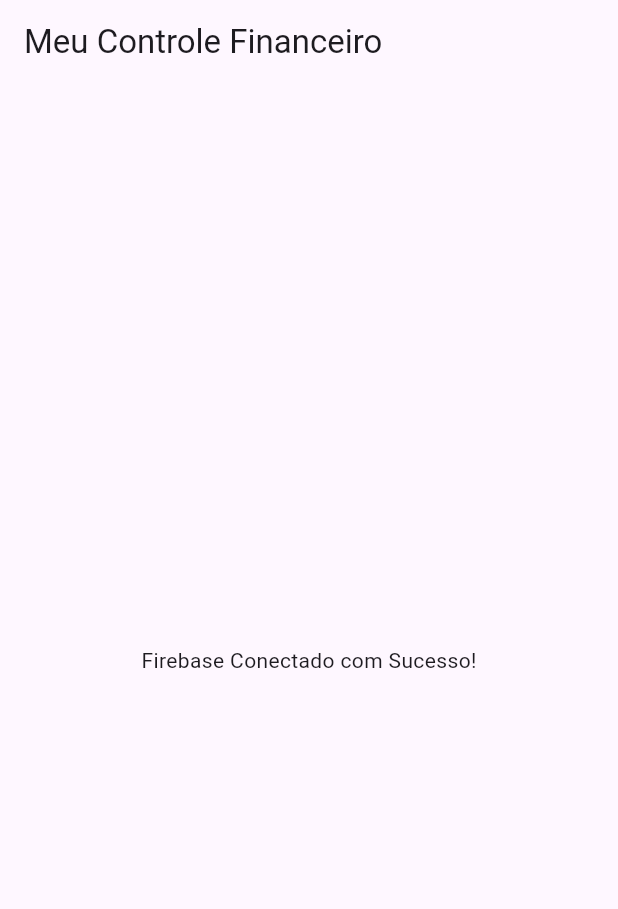
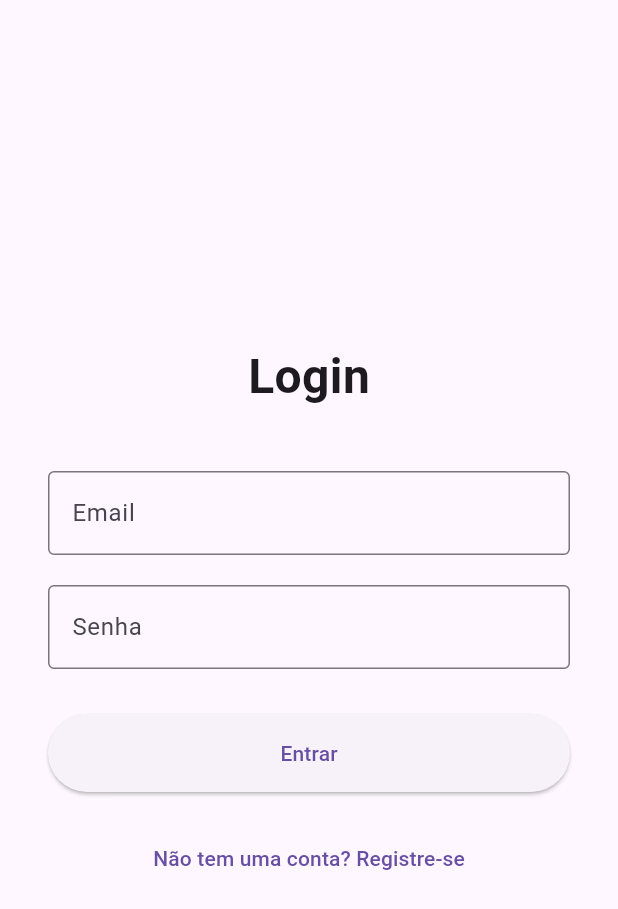
Before and after one commit to AdielsonMedeiros/controle-financeiro-flutter, a Flutter app: the screen it shows after launch, on a phone screen of 412 x 824 dp. Shown: the top 909 px of the screen. Run offline on Flutter 3.47's test engine with Material 3 defaults, Android fonts, the light colour scheme and no system bars; our stand-ins replace firebase_auth, firebase_core; accounts and stored records are empty.

Commit message:
page de login e registro funcionando com o firebase

```diff
--- a/controle_financeiro_app/lib/main.dart
+++ b/controle_financeiro_app/lib/main.dart
@@ -1,21 +1,15 @@
+// lib/main.dart
 
-
+import 'package:controle_financeiro_app/screens/auth_gate.dart';
 import 'package:flutter/material.dart';
-
-
 import 'package:firebase_core/firebase_core.dart';
 import 'firebase_options.dart';
 
 void main() async {
-
   WidgetsFlutterBinding.ensureInitialized();
-
-
   await Firebase.initializeApp(
     options: DefaultFirebaseOptions.currentPlatform,
   );
-
-
   runApp(const MyApp());
 }
 
@@ -28,16 +22,10 @@ class MyApp extends StatelessWidget {
       title: 'Controle Financeiro',
       theme: ThemeData(
         primarySwatch: Colors.indigo,
+        useMaterial3: true, // Adicionado para um visual mais moderno
       ),
-
-      home: Scaffold(
-        appBar: AppBar(
-          title: Text('Meu Controle Financeiro'),
-        ),
-        body: Center(
-          child: Text('Firebase Conectado com Sucesso!'),
-        ),
-      ),
+      // A mágica acontece aqui! O AuthGate decide o que mostrar.
+      home: const AuthGate(),
     );
   }
 }
--- /dev/null
+++ b/controle_financeiro_app/lib/screens/auth_gate.dart
@@ -0,0 +1,31 @@
+// lib/screens/auth_gate.dart
+
+import 'package:firebase_auth/firebase_auth.dart';
+import 'package:flutter/material.dart';
+import 'package:controle_financeiro_app/screens/auth_screen.dart';
+import 'package:controle_financeiro_app/screens/home_screen.dart';
+
+class AuthGate extends StatelessWidget {
+  const AuthGate({super.key});
+
+  @override
+  Widget build(BuildContext context) {
+    return StreamBuilder<User?>(
+      stream: FirebaseAuth.instance.authStateChanges(),
+      builder: (context, snapshot) {
+        // Exibe uma tela de carregamento enquanto verifica o status
+        if (snapshot.connectionState == ConnectionState.waiting) {
+          return const Center(child: CircularProgressIndicator());
+        }
+
+        // Se não tem usuário, mostra a tela de autenticação
+        if (!snapshot.hasData) {
+          return const AuthScreen();
+        }
+
+        // Se tem usuário, mostra a tela principal do app
+        return const HomeScreen();
+      },
+    );
+  }
+}
--- /dev/null
+++ b/controle_financeiro_app/lib/screens/auth_screen.dart
@@ -0,0 +1,158 @@
+// lib/screens/auth_screen.dart
+
+import 'package:controle_financeiro_app/services/auth_service.dart';
+import 'package:firebase_auth/firebase_auth.dart'; // Importe o FirebaseAuth
+import 'package:flutter/material.dart';
+
+class AuthScreen extends StatefulWidget {
+  const AuthScreen({super.key});
+
+  @override
+  State<AuthScreen> createState() => _AuthScreenState();
+}
+
+class _AuthScreenState extends State<AuthScreen> {
+  bool _isLoginView = true;
+  bool _isLoading = false;
+
+  final _emailController = TextEditingController();
+  final _passwordController = TextEditingController();
+  final _authService = AuthService();
+
+  // Função para lidar com o clique no botão (VERSÃO ATUALIZADA)
+  Future<void> _submitAuthForm() async {
+    // Validação básica
+    if (_emailController.text.isEmpty || _passwordController.text.isEmpty) {
+      ScaffoldMessenger.of(context).showSnackBar(
+        const SnackBar(content: Text('Por favor, preencha todos os campos.')),
+      );
+      return;
+    }
+
+    setState(() {
+      _isLoading = true;
+    });
+
+    try {
+      if (_isLoginView) {
+        await _authService.signInWithEmail(
+          email: _emailController.text.trim(),
+          password: _passwordController.text.trim(),
+        );
+      } else {
+        await _authService.signUpWithEmail(
+          email: _emailController.text.trim(),
+          password: _passwordController.text.trim(),
+        );
+      }
+    } on FirebaseAuthException catch (e) {
+      // Traduz o código de erro técnico para uma mensagem amigável
+      String message = 'Ocorreu um erro inesperado.';
+
+      switch (e.code) {
+        case 'email-already-in-use':
+          message = 'Este e-mail já está cadastrado. Tente fazer o login.';
+          break;
+        case 'weak-password':
+          message = 'A senha é muito fraca. Tente uma senha mais forte.';
+          break;
+        case 'invalid-email':
+          message = 'O formato do e-mail é inválido.';
+          break;
+        case 'user-not-found':
+          message = 'Nenhum usuário encontrado com este e-mail.';
+          break;
+        case 'wrong-password':
+          message = 'A senha está incorreta.';
+          break;
+      }
+
+      // Mostra a mensagem amigável na tela
+      ScaffoldMessenger.of(context).showSnackBar(
+        SnackBar(
+          content: Text(message),
+          backgroundColor: Theme.of(context).colorScheme.error,
+        ),
+      );
+    } catch (e) {
+      // Tratamento para qualquer outro tipo de erro
+      ScaffoldMessenger.of(context).showSnackBar(
+        SnackBar(
+          content: const Text('Ocorreu um erro. Tente novamente.'),
+          backgroundColor: Theme.of(context).colorScheme.error,
+        ),
+      );
+    }
+
+    if (mounted) {
+      setState(() {
+        _isLoading = false;
+      });
+    }
+  }
+
+  @override
+  Widget build(BuildContext context) {
+    return Scaffold(
+      body: Center(
+        child: SingleChildScrollView(
+          padding: const EdgeInsets.all(32.0),
+          child: Column(
+            mainAxisAlignment: MainAxisAlignment.center,
+            children: [
+              Text(
+                _isLoginView ? 'Login' : 'Registrar',
+                style: const TextStyle(fontSize: 32, fontWeight: FontWeight.bold),
+              ),
+              const SizedBox(height: 40),
+              TextFormField(
+                controller: _emailController,
+                decoration: const InputDecoration(
+                  labelText: 'Email',
+                  border: OutlineInputBorder(),
+                ),
+                keyboardType: TextInputType.emailAddress,
+              ),
+              const SizedBox(height: 20),
+              TextFormField(
+                controller: _passwordController,
+                decoration: const InputDecoration(
+                  labelText: 'Senha',
+                  border: OutlineInputBorder(),
+                ),
+                obscureText: true,
+              ),
+              const SizedBox(height: 30),
+              if (_isLoading)
+                const CircularProgressIndicator()
+              else
+                SizedBox(
+                  width: double.infinity,
+                  child: ElevatedButton(
+                    onPressed: _submitAuthForm,
+                    style: ElevatedButton.styleFrom(
+                      padding: const EdgeInsets.symmetric(vertical: 16),
+                    ),
+                    child: Text(_isLoginView ? 'Entrar' : 'Criar Conta'),
+                  ),
+                ),
+              const SizedBox(height: 20),
+              TextButton(
+                onPressed: _isLoading ? null : () {
+                  setState(() {
+                    _isLoginView = !_isLoginView;
+                  });
+                },
+                child: Text(
+                  _isLoginView
+                      ? 'Não tem uma conta? Registre-se'
+                      : 'Já tem uma conta? Faça o login',
+                ),
+              ),
+            ],
+          ),
+        ),
+      ),
+    );
+  }
+}
--- /dev/null
+++ b/controle_financeiro_app/lib/services/auth_service.dart
@@ -0,0 +1,37 @@
+// lib/services/auth_service.dart
+
+import 'package:firebase_auth/firebase_auth.dart';
+
+class AuthService {
+  final FirebaseAuth _auth = FirebaseAuth.instance;
+
+  Stream<User?> get authStateChanges => _auth.authStateChanges();
+
+  Future<void> signInWithEmail({
+    required String email,
+    required String password,
+  }) async {
+    try {
+      await _auth.signInWithEmailAndPassword(email: email, password: password);
+    } catch (e) {
+      print(e);
+      rethrow;
+    }
+  }
+
+  Future<void> signUpWithEmail({
+    required String email,
+    required String password,
+  }) async {
+    try {
+      await _auth.createUserWithEmailAndPassword(email: email, password: password);
+    } catch (e) {
+      print(e);
+      rethrow;
+    }
+  }
+
+  Future<void> signOut() async {
+    await _auth.signOut();
+  }
+}
```
Also changed, not shown: controle_financeiro_app/lib/screens/home_screen.dart (added, +41 -0 lines).
